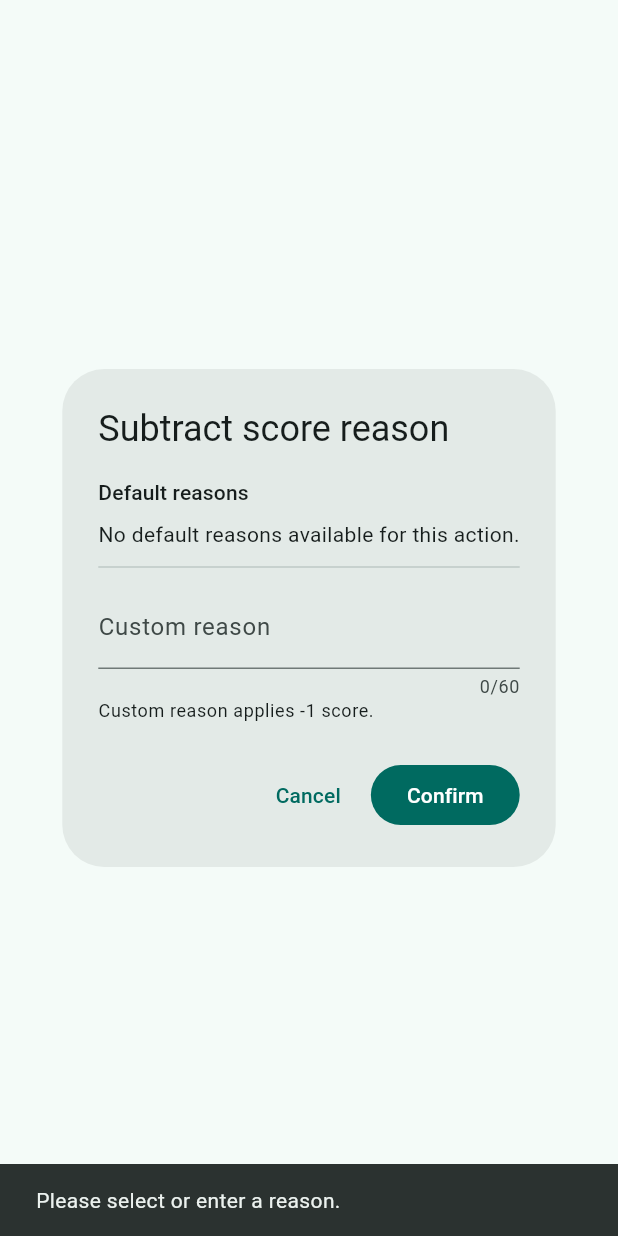
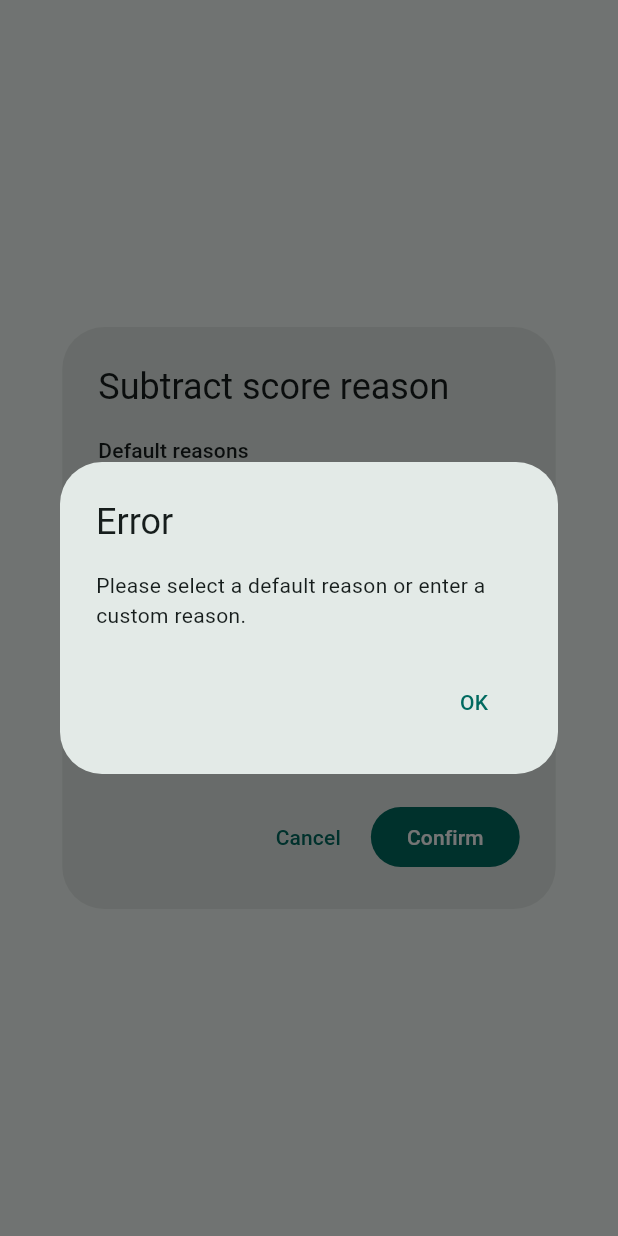
Before and after one commit to tk-wong/score_tracker, a Flutter app: the ReasonDialog widget shown alone on an empty page, opened directly with empty values, after a tap on "Confirm", on a phone screen of 412 x 824 dp. Run offline on Flutter 3.47's test engine with Material 3 defaults, Android fonts, the phone set to English and light mode, and no system bars.

Commit message:
Enhance ReasonDialog: Add custom score input and improve error handling

```diff
--- a/lib/widgets/reason_dialog.dart
+++ b/lib/widgets/reason_dialog.dart
@@ -1,4 +1,5 @@
 import 'package:flutter/material.dart';
+import 'package:flutter/services.dart';
 
 import '../models/score_reason.dart';
 
@@ -18,19 +19,38 @@ class ReasonDialog extends StatefulWidget {
 
 class _ReasonDialogState extends State<ReasonDialog> {
   final TextEditingController _customReasonController = TextEditingController();
+  final TextEditingController _customDeltaController = TextEditingController();
   ScoreReason? _selectedDefault;
 
   @override
   void dispose() {
     _customReasonController.dispose();
+    _customDeltaController.dispose();
     super.dispose();
   }
 
-  void _submit() {
+  void _submit() async {
+    final int customDelta = _customDeltaController.text.trim().isEmpty
+        ? 1
+        : int.parse(_customDeltaController.text.trim());
     final String customReason = _customReasonController.text.trim();
     if (_selectedDefault == null && customReason.isEmpty) {
-      ScaffoldMessenger.of(context).showSnackBar(
-        const SnackBar(content: Text('Please select or enter a reason.')),
+      await showDialog<void>(
+        context: context,
+        builder: (BuildContext context) {
+          return AlertDialog(
+            title: const Text('Error'),
+            content: const Text(
+              'Please select a default reason or enter a custom reason.',
+            ),
+            actions: <Widget>[
+              TextButton(
+                onPressed: () => Navigator.of(context).pop(),
+                child: const Text('OK'),
+              ),
+            ],
+          );
+        },
       );
       return;
     }
@@ -40,9 +60,12 @@ class _ReasonDialogState extends State<ReasonDialog> {
       return;
     }
 
-    Navigator.of(
-      context,
-    ).pop(ScoreReason(label: customReason, delta: widget.isIncrease ? 1 : -1));
+    Navigator.of(context).pop(
+      ScoreReason(
+        label: customReason,
+        delta: widget.isIncrease ? customDelta : -customDelta,
+      ),
+    );
   }
 
   @override
@@ -102,8 +125,19 @@ class _ReasonDialogState extends State<ReasonDialog> {
                 }
               },
             ),
+            TextField(
+              controller: _customDeltaController,
+              decoration: InputDecoration(
+                labelText: 'Custom score',
+                hintText: 'Example: 2',
+              ),
+              keyboardType: TextInputType.number,
+              inputFormatters: <TextInputFormatter>[
+                FilteringTextInputFormatter.digitsOnly,
+              ],
+            ),
             Text(
-              'Custom reason applies ${widget.isIncrease ? '+1' : '-1'} score.',
+              'Default is 1 if left empty',
               style: Theme.of(context).textTheme.bodySmall,
             ),
           ],
@@ -114,7 +148,10 @@ class _ReasonDialogState extends State<ReasonDialog> {
           onPressed: () => Navigator.of(context).pop(),
           child: const Text('Cancel'),
         ),
-        FilledButton(onPressed: _submit, child: const Text('Confirm')),
+        FilledButton(
+          onPressed: _submit,
+          child: const Text('Confirm'),
+        ),
       ],
     );
   }
```
